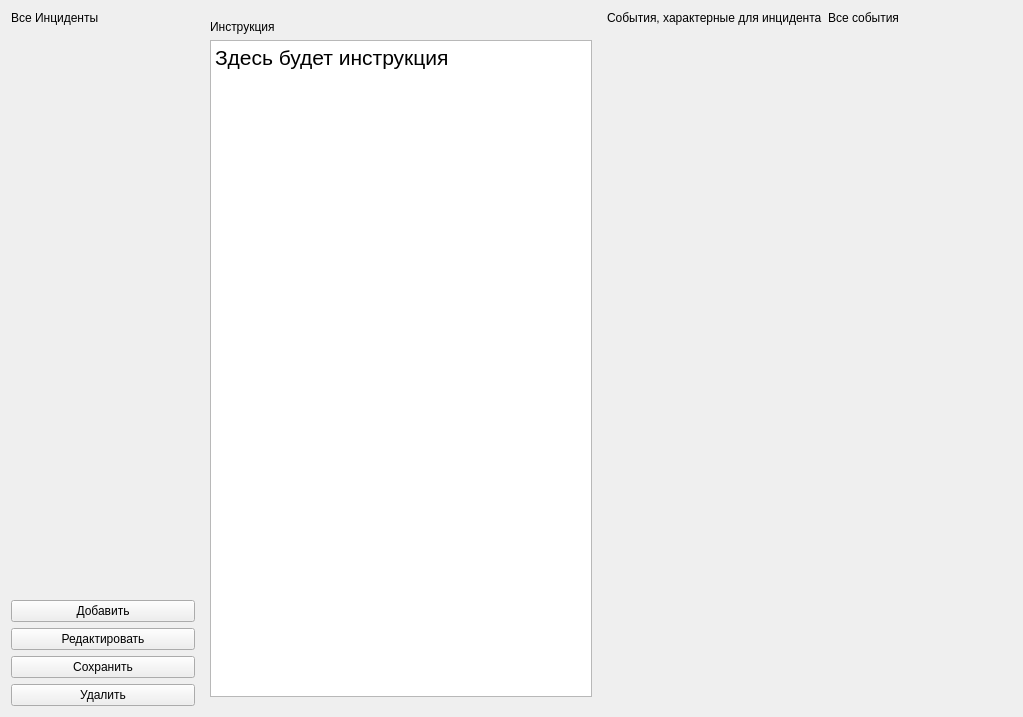
Qt form ui/admin/AdminIncidentsWidget.ui (xamlo721/SecurityHelper) before a commit.
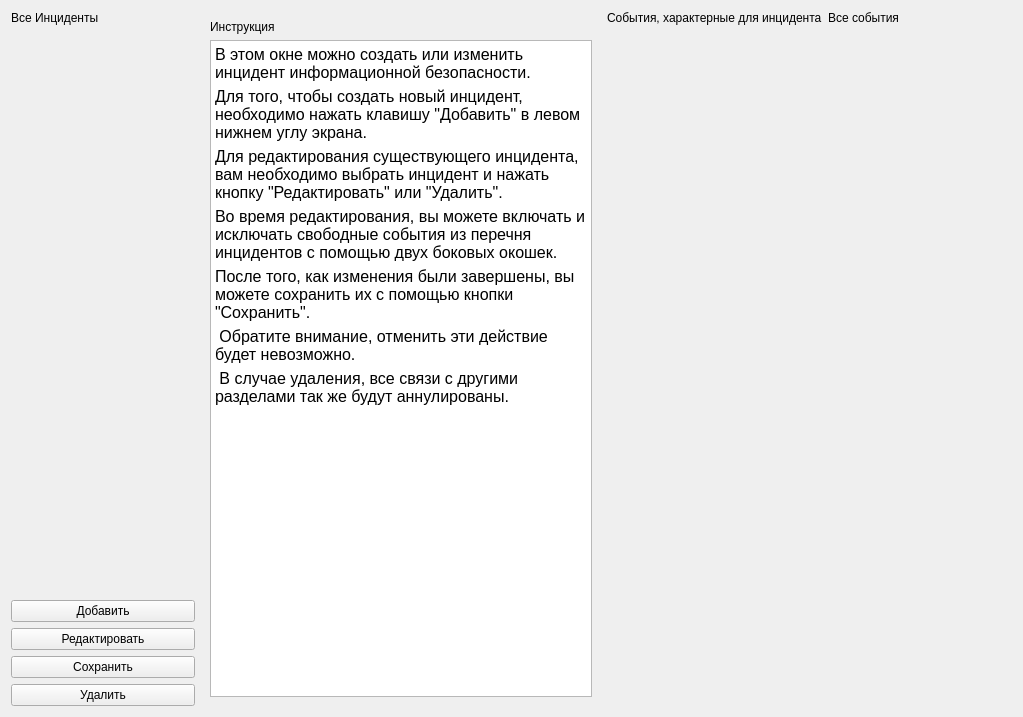
The same form after that commit. Custom widgets are drawn as their Qt base class.

Commit message: add admin intruction

What changed in the file:
```diff
--- a/ui/admin/AdminIncidentsWidget.ui
+++ b/ui/admin/AdminIncidentsWidget.ui
@@ -92,7 +92,13 @@
 &lt;html&gt;&lt;head&gt;&lt;meta name=&quot;qrichtext&quot; content=&quot;1&quot; /&gt;&lt;style type=&quot;text/css&quot;&gt;
 p, li { white-space: pre-wrap; }
 &lt;/style&gt;&lt;/head&gt;&lt;body style=&quot; font-family:'MS Shell Dlg 2'; font-size:8.25pt; font-weight:400; font-style:normal;&quot;&gt;
-&lt;p style=&quot; margin-top:0px; margin-bottom:0px; margin-left:0px; margin-right:0px; -qt-block-indent:0; text-indent:0px;&quot;&gt;&lt;span style=&quot; font-size:16pt;&quot;&gt;Здесь будет инструкция&lt;/span&gt;&lt;/p&gt;&lt;/body&gt;&lt;/html&gt;</string>
+&lt;p style=&quot; margin-top:0px; margin-bottom:0px; margin-left:0px; margin-right:0px; -qt-block-indent:0; text-indent:0px;&quot;&gt;&lt;span style=&quot; font-size:12pt;&quot;&gt;В этом окне можно создать или изменить инцидент информационной безопасности. &lt;/span&gt;&lt;/p&gt;
+&lt;p style=&quot; margin-top:5px; margin-bottom:5px; margin-left:0px; margin-right:0px; -qt-block-indent:0; text-indent:0px;&quot;&gt;&lt;span style=&quot; font-size:12pt;&quot;&gt;Для того, чтобы создать новый инцидент, необходимо нажать клавишу &amp;quot;Добавить&amp;quot; в левом нижнем углу экрана. &lt;/span&gt;&lt;/p&gt;
+&lt;p style=&quot; margin-top:5px; margin-bottom:5px; margin-left:0px; margin-right:0px; -qt-block-indent:0; text-indent:0px;&quot;&gt;&lt;span style=&quot; font-size:12pt;&quot;&gt;Для редактирования существующего инцидента, вам необходимо выбрать инцидент и нажать кнопку &amp;quot;Редактировать&amp;quot; или &amp;quot;Удалить&amp;quot;.&lt;/span&gt;&lt;/p&gt;
+&lt;p style=&quot; margin-top:5px; margin-bottom:5px; margin-left:0px; margin-right:0px; -qt-block-indent:0; text-indent:0px;&quot;&gt;&lt;span style=&quot; font-size:12pt;&quot;&gt;Во время редактирования, вы можете включать и исключать свободные события из перечня инцидентов с помощью двух боковых окошек. &lt;/span&gt;&lt;/p&gt;
+&lt;p style=&quot; margin-top:5px; margin-bottom:5px; margin-left:0px; margin-right:0px; -qt-block-indent:0; text-indent:0px;&quot;&gt;&lt;span style=&quot; font-size:12pt;&quot;&gt;После того, как изменения были завершены, вы можете сохранить их с помощью кнопки &amp;quot;Сохранить&amp;quot;.&lt;/span&gt;&lt;/p&gt;
+&lt;p style=&quot; margin-top:5px; margin-bottom:5px; margin-left:0px; margin-right:0px; -qt-block-indent:0; text-indent:0px;&quot;&gt;&lt;span style=&quot; font-size:12pt;&quot;&gt; Обратите внимание, отменить эти действие будет невозможно.&lt;/span&gt;&lt;/p&gt;
+&lt;p style=&quot; margin-top:5px; margin-bottom:5px; margin-left:0px; margin-right:0px; -qt-block-indent:0; text-indent:0px;&quot;&gt;&lt;span style=&quot; font-size:12pt;&quot;&gt; В случае удаления, все связи с другими разделами так же будут аннулированы.&lt;/span&gt;&lt;/p&gt;&lt;/body&gt;&lt;/html&gt;</string>
         </property>
        </widget>
       </item>
```
The commit also changes 4 other files.
